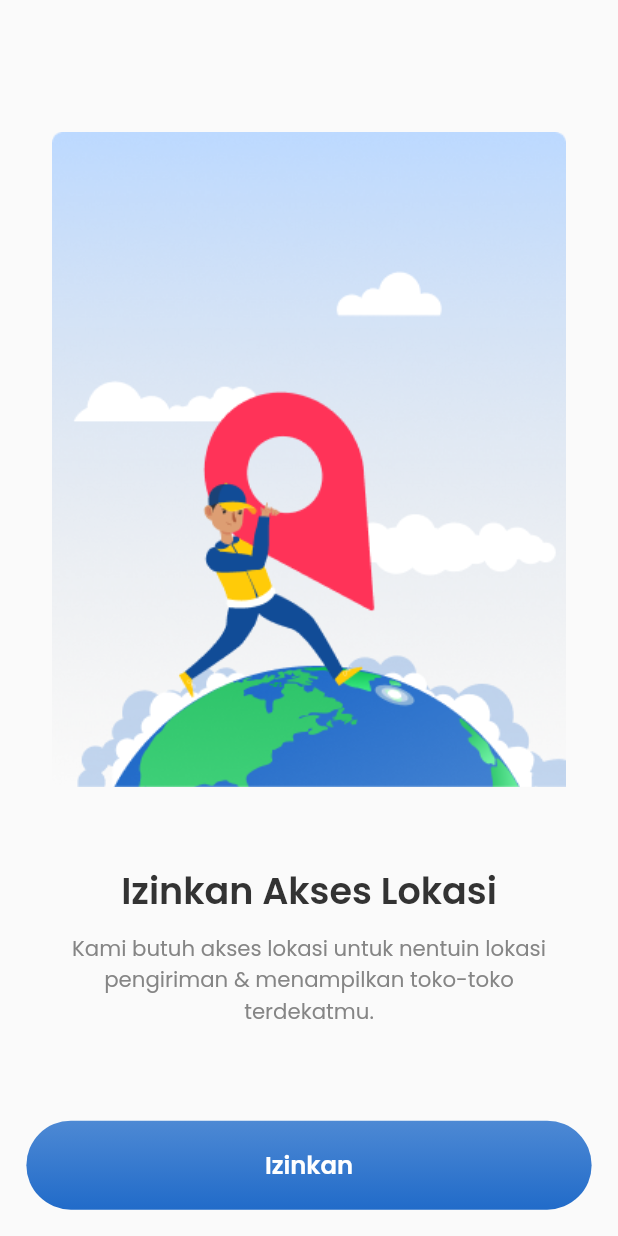
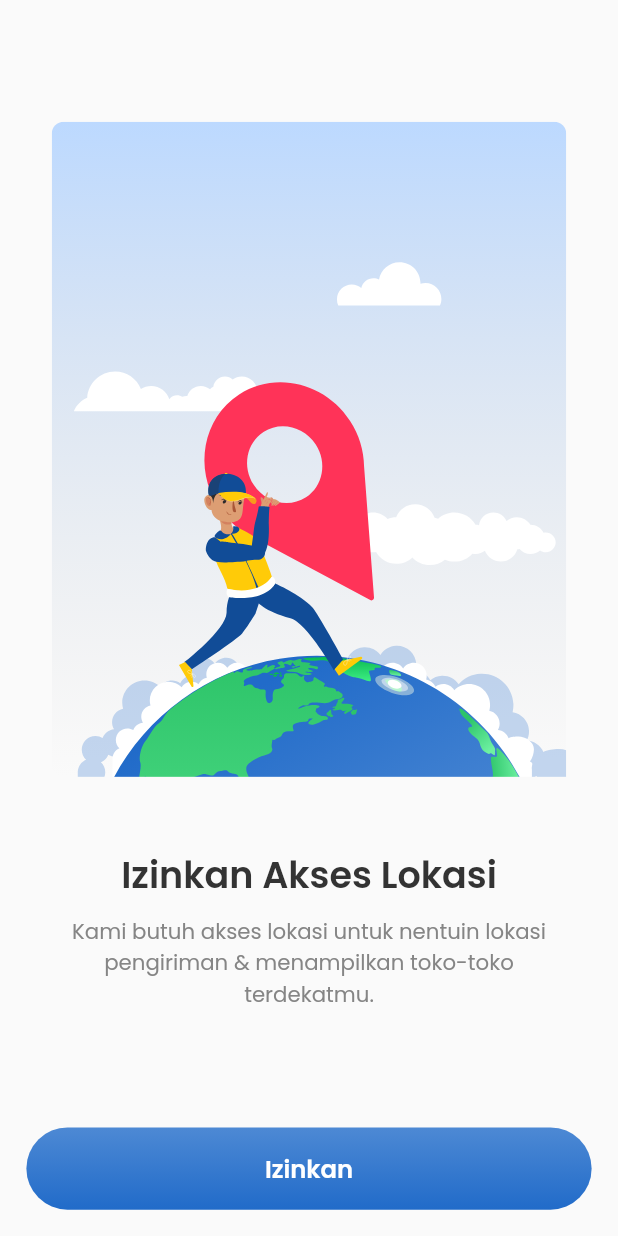
Before and after one commit to juragancode/sample, a Flutter app: the IzinkanAksesLokasiView screen opened by its route, on a phone screen of 412 x 824 dp. Run offline on Flutter 3.47's test engine with Material 2 defaults, Android fonts, the phone set to English and light mode, and no system bars; our stand-ins replace flutter_screenutil, flutter_svg, get, get_storage, permission_handler, pin_code_fields; missing offline and left inert: text_divider; accounts and stored records are empty.

Commit message:
test di real device - jalan - perbaiki skala tampilan, update flutter version - solve svg render, izinkan akses lokasi - fix

```diff
--- a/lib/app/modules/izinkanAksesLokasi/views/izinkan_akses_lokasi_view.dart
+++ b/lib/app/modules/izinkanAksesLokasi/views/izinkan_akses_lokasi_view.dart
@@ -1,5 +1,6 @@
 import 'package:flutter/material.dart';
 import 'package:flutter_screenutil/flutter_screenutil.dart';
+import 'package:flutter_svg/flutter_svg.dart';
 import 'package:get/get.dart';
 import 'package:permission_handler/permission_handler.dart';
 
@@ -15,22 +16,21 @@ class IzinkanAksesLokasiView extends GetView<IzinkanAksesLokasiController> {
           children: [
             Column(
               children: [
-                SizedBox(height: 80.w),
+                SizedBox(height: 80.h),
                 Container(
                   decoration: BoxDecoration(
                     borderRadius: BorderRadius.circular(8.r),
                   ),
-                  child:
-                      // SvgPicture.asset(
-                      //   "assets/icons/Izinkan-Akses-Lokasi.svg",
-                      Image.asset(
-                    "assets/icons/Izinkan-Akses-Lokasi.png",
+                  child: SvgPicture.asset(
+                    "assets/icons/Izinkan-Akses-Lokasi.svg",
+                    //   Image.asset(
+                    // "assets/icons/Izinkan-Akses-Lokasi.png",
                     // fit: BoxFit.cover,
-                    // width: 343.w,
-                    // height: 437.w,
+                    // width: 343.h,
+                    // height: 437.h,
                   ),
                 ),
-                SizedBox(height: 46.w),
+                SizedBox(height: 46.h),
                 Text(
                   'Izinkan Akses Lokasi',
                   style: TextStyle(
@@ -39,7 +39,7 @@ class IzinkanAksesLokasiView extends GetView<IzinkanAksesLokasiController> {
                     color: Color(0xFF333333),
                   ),
                 ),
-                SizedBox(height: 8.w),
+                SizedBox(height: 8.h),
                 Padding(
                   padding: EdgeInsets.symmetric(horizontal: 27.w),
                   child: Text(
@@ -83,7 +83,7 @@ class IzinkanAksesLokasiView extends GetView<IzinkanAksesLokasiController> {
                       shape: RoundedRectangleBorder(
                         borderRadius: BorderRadius.circular(32.r),
                       ),
-                      fixedSize: Size(343.w, 54.w),
+                      fixedSize: Size(343.w, 54.h),
                     ),
                     child: Text(
                       "Izinkan",
```
Also changed, not shown: lib/app/modules/intro_screen/views/intro_screen_view.dart (+7 -9 lines), lib/app/modules/login/views/login_view.dart (+10 -7 lines), lib/app/modules/register/views/register_view.dart (+4 -4 lines), lib/app/utils/theme.dart (+11 -0 lines), pubspec.yaml (+5 -5 lines), assets/icons/iconGAS.svg, pubspec.lock, 1 other file.
